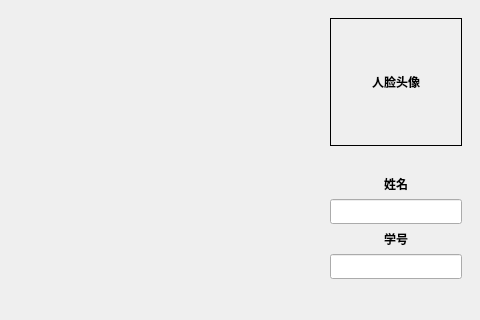
Above: form.ui from Tocinplay/graduation_project before the change. Below: the same form after it.
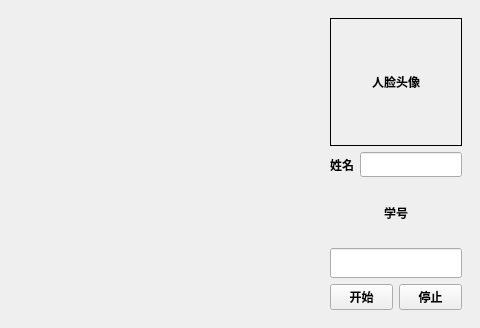
That is the form after the change.

Commit message: 显示界面

Diff of the .ui file:
```diff
--- a/form.ui
+++ b/form.ui
@@ -7,7 +7,7 @@
     <x>0</x>
     <y>0</y>
     <width>480</width>
-    <height>320</height>
+    <height>328</height>
    </rect>
   </property>
   <property name="windowTitle">
@@ -63,24 +63,13 @@
         </widget>
        </item>
        <item>
-        <spacer name="verticalSpacer_2">
-         <property name="orientation">
-          <enum>Qt::Vertical</enum>
-         </property>
-         <property name="sizeHint" stdset="0">
-          <size>
-           <width>20</width>
-           <height>40</height>
-          </size>
-         </property>
-        </spacer>
-       </item>
+        <layout class="QHBoxLayout" name="horizontalLayout_2">
        <item>
         <widget class="QLabel" name="label_name">
          <property name="maximumSize">
           <size>
            <width>150</width>
-           <height>16777215</height>
+             <height>30</height>
           </size>
          </property>
          <property name="text">
@@ -101,6 +90,8 @@
          </property>
         </widget>
        </item>
+        </layout>
+       </item>
        <item>
         <widget class="QLabel" name="label_stucode">
          <property name="maximumSize">
@@ -122,23 +113,28 @@
          <property name="maximumSize">
           <size>
            <width>150</width>
-           <height>16777215</height>
+           <height>30</height>
           </size>
          </property>
         </widget>
        </item>
        <item>
-        <spacer name="verticalSpacer">
-         <property name="orientation">
-          <enum>Qt::Vertical</enum>
-         </property>
-         <property name="sizeHint" stdset="0">
-          <size>
-           <width>20</width>
-           <height>40</height>
-          </size>
-         </property>
-        </spacer>
+        <layout class="QHBoxLayout" name="horizontalLayout_4">
+         <item>
+          <widget class="QPushButton" name="pushButton">
+           <property name="text">
+            <string>开始</string>
+           </property>
+          </widget>
+         </item>
+         <item>
+          <widget class="QPushButton" name="pushButton_2">
+           <property name="text">
+            <string>停止</string>
+           </property>
+          </widget>
+         </item>
+        </layout>
        </item>
       </layout>
      </widget>
```
Lines whose indentation alone changed are shown as unchanged. The commit also changes 1 other file.
